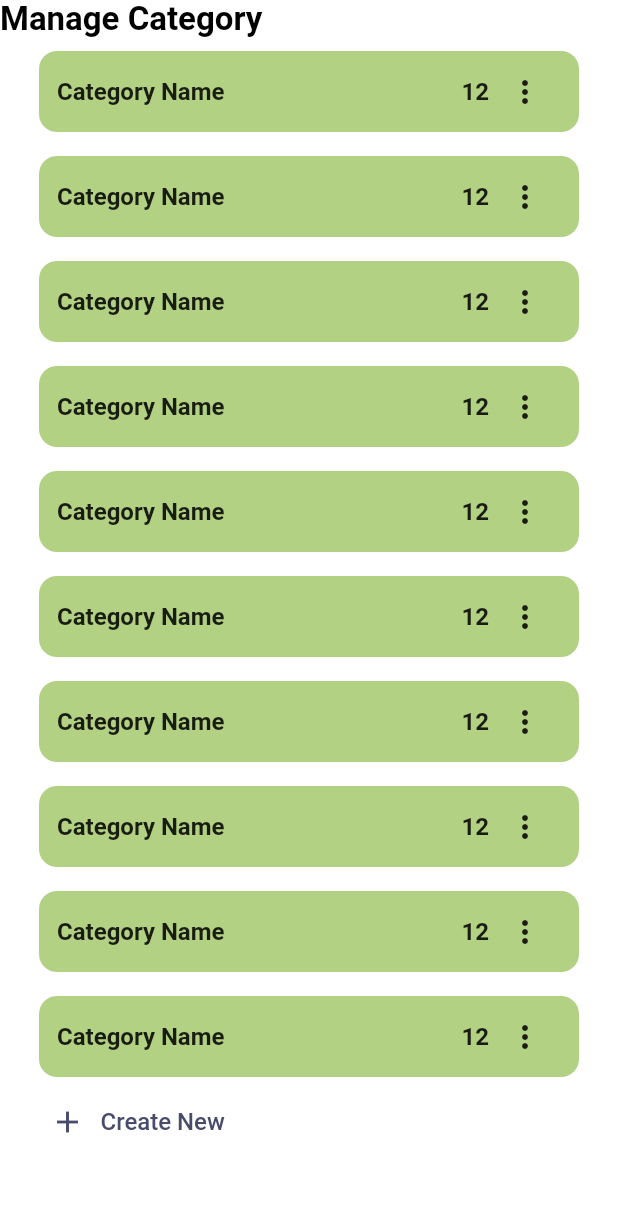
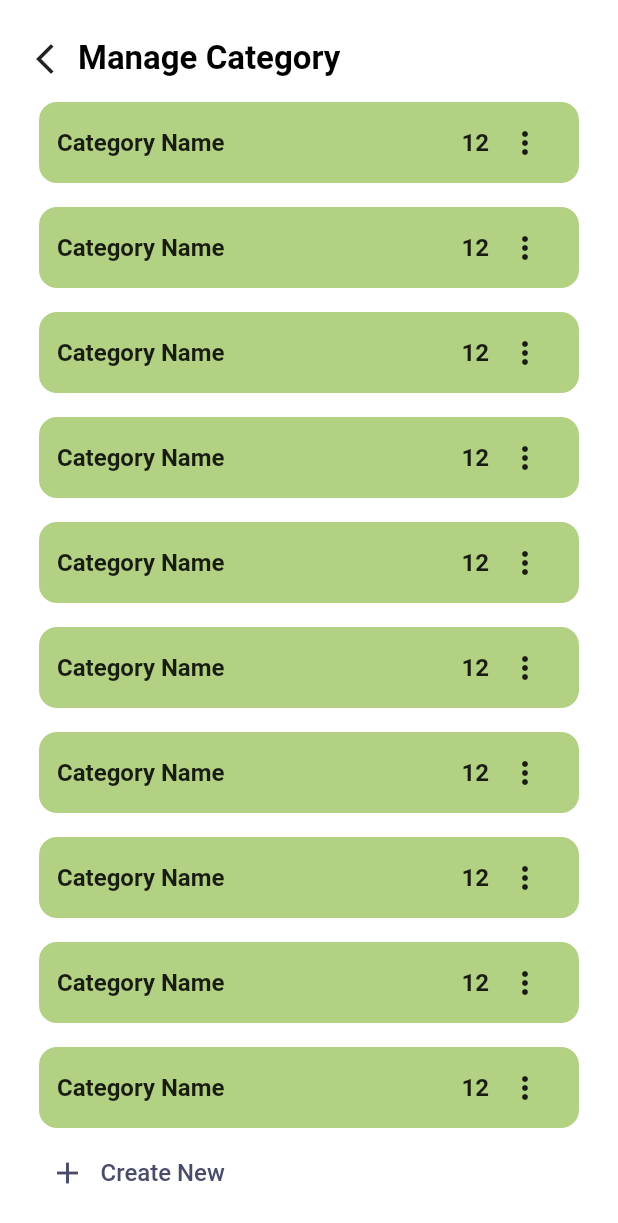
Before and after one commit to upgridcreative/flutter_todo, a Flutter app: the ManageCategories screen opened directly, on a phone screen of 412 x 824 dp. Shown: the top 1223 px of the screen. Run offline on Flutter 3.47's test engine with Material 2 defaults, Android fonts, the phone set to English and light mode, and no system bars; our stand-ins replace flutter_keyboard_visibility, flutter_secure_storage, flutter_svg, get; accounts and stored records are empty; Roboto replaces fonts that are missing (Montserrat); project files that could hold a hidden picture were left out.

Commit message:
body comonent

```diff
--- a/lib/shared/components/appbar.dart
+++ b/lib/shared/components/appbar.dart
@@ -1,6 +1,5 @@
 import 'package:flutter/material.dart';
 import 'package:flutter/src/foundation/key.dart';
-import 'package:flutter/src/widgets/container.dart';
 import 'package:flutter/src/widgets/framework.dart';
 import 'package:flutter_todo/constants/decoration.dart';
 
@@ -10,7 +9,24 @@ class MyAppBar extends StatelessWidget {
   @override
   Widget build(BuildContext context) {
     return Row(
-      children: [Text(title,style:largeTitle ,)],
+      children: [
+        if (Navigator.of(context).canPop())
+          InkWell(
+              onTap: () {
+                Navigator.of(context).pop();
+              },
+              child: const Icon(Icons.arrow_back_ios_new)),
+        SizedBox(
+          width: 10,
+        ),
+        Padding(
+          padding: const EdgeInsets.symmetric(vertical: 8.0),
+          child: Text(
+            title,
+            style: largeTitle,
+          ),
+        )
+      ],
     );
   }
 }
--- a/lib/shared/theme/colors.dart
+++ b/lib/shared/theme/colors.dart
@@ -3,6 +3,7 @@ import 'package:flutter/material.dart';
 
 class ColorClass {
   static const primary = Color(0xFF484B6A);
-  static const grey = Colors.grey;
+  static const grey = Color(0xFFC2C2C2);
   static  Color black70 = Colors.black.withOpacity(0.7);
+
 }
--- a/lib/view/manage_categories/components/categorieslist.dart
+++ b/lib/view/manage_categories/components/categorieslist.dart
@@ -16,7 +16,7 @@ class CategoryList extends StatelessWidget {
     Size size = MediaQuery.of(context).size;
   int category=10;
     return ListView.builder(
-          shrinkWrap: true,  padding: const EdgeInsets.symmetric(horizontal: 18.0),
+          shrinkWrap: true,
           itemCount: category+1,
           itemBuilder: (BuildContext context, int index) {
          if(index==category){
@@ -78,7 +78,7 @@ class CategoryList extends StatelessWidget {
           ),
         ),
         SizedBox(
-          height: size.height * 0.1,
+          height: size.height * 0.05,
         ),
         Text("Long Press To Drag", style: subTitle.copyWith(color:Colors.black.withOpacity(0.4)))
       ],
--- a/lib/view/manage_categories/manage_categories.dart
+++ b/lib/view/manage_categories/manage_categories.dart
@@ -16,13 +16,19 @@ class ManageCategories extends StatefulWidget {
 class _ManageCategoriesState extends State<ManageCategories> {
   @override
   Widget build(BuildContext context) {
-    return Scaffold(
+    return SafeArea(
+      child: Scaffold(
 
-      body: Column(
-        children: [
-          MyAppBar(title: 'Manage Category',),
-          const CategoryList(),
-        ],
+        body: Padding(
+          padding: const EdgeInsets.fromLTRB(18.0,18,18,12),
+          child: Column(
+            children: [
+              MyAppBar(title: 'Manage Category',),
+
+              Expanded(child: const CategoryList()),
+            ],
+          ),
+        ),
       ),
     );
   }
```
Also changed, not shown: lib/constants/decoration.dart (+7 -0 lines), lib/view/home/components/body.dart (+15 -2 lines), lib/view/home/components/components.dart (+27 -1 lines), assets/icons/done.svg (added).
